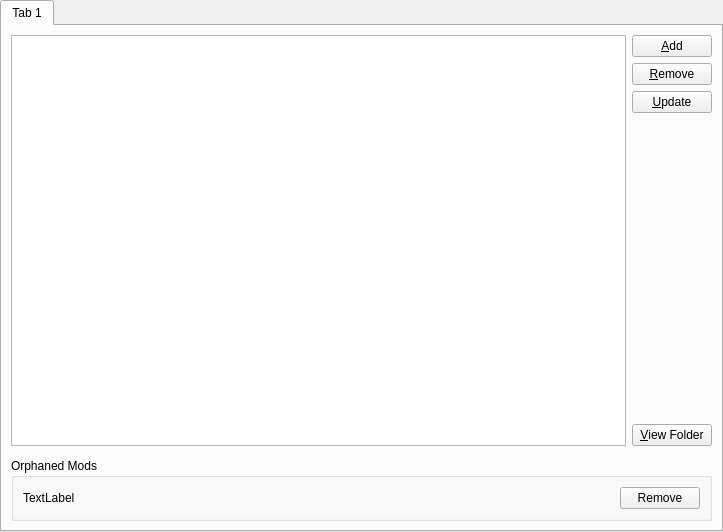
Qt form gui/pages/ModFolderPage.ui (MultiMC/Launcher) before a commit.
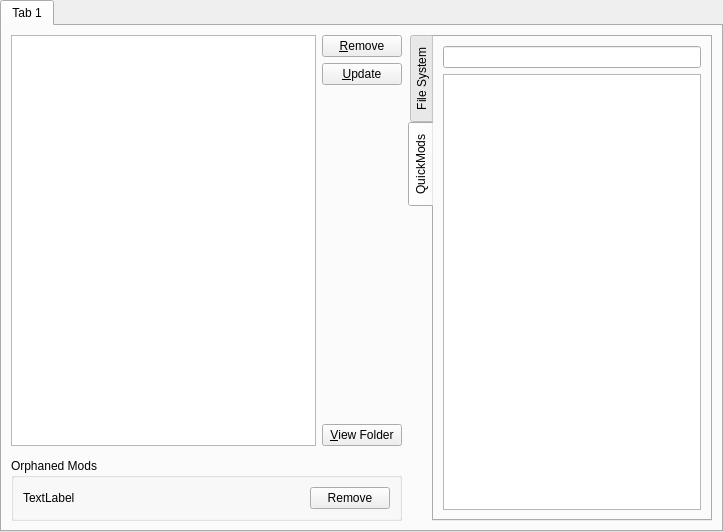
The same form after that commit. Custom widgets are drawn as their Qt base class.

Commit message: Initial work on merging the QuickMods and Loader Mods pages

```diff
--- a/gui/pages/ModFolderPage.ui
+++ b/gui/pages/ModFolderPage.ui
@@ -64,13 +64,6 @@
        </item>
        <item row="0" column="1">
         <layout class="QVBoxLayout" name="verticalLayout_2">
-         <item>
-          <widget class="QPushButton" name="addModBtn">
-           <property name="text">
-            <string>&amp;Add</string>
-           </property>
-          </widget>
-         </item>
          <item>
           <widget class="QPushButton" name="rmModBtn">
            <property name="text">
@@ -133,6 +126,53 @@
          </layout>
         </widget>
        </item>
+       <item row="0" column="2" rowspan="3">
+        <widget class="QTabWidget" name="tabWidget">
+         <property name="tabPosition">
+          <enum>QTabWidget::West</enum>
+         </property>
+         <property name="currentIndex">
+          <number>1</number>
+         </property>
+         <widget class="QWidget" name="tab_2">
+          <attribute name="title">
+           <string>File System</string>
+          </attribute>
+          <layout class="QVBoxLayout" name="verticalLayout_3">
+           <item>
+            <widget class="QLineEdit" name="filesystemSearchEdit"/>
+           </item>
+           <item>
+            <widget class="QTreeView" name="filesystemView"/>
+           </item>
+           <item>
+            <widget class="QPushButton" name="filesystemBrowseBtn">
+             <property name="text">
+              <string>Browse</string>
+             </property>
+            </widget>
+           </item>
+          </layout>
+         </widget>
+         <widget class="QWidget" name="tab_3">
+          <attribute name="title">
+           <string>QuickMods</string>
+          </attribute>
+          <layout class="QVBoxLayout" name="verticalLayout_4">
+           <item>
+            <widget class="QLineEdit" name="quickmodsSearchEdit"/>
+           </item>
+           <item>
+            <widget class="QListView" name="quickmodsView">
+             <property name="resizeMode">
+              <enum>QListView::Adjust</enum>
+             </property>
+            </widget>
+           </item>
+          </layout>
+         </widget>
+        </widget>
+       </item>
       </layout>
      </widget>
     </widget>
```
The commit also changes 13 other files.
